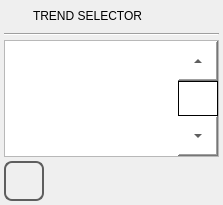
Before: the Qt Designer form qt_library/ATCMsystem/item_selector.ui in MECTsrl/mect_plugins, drawn with Qt 5.
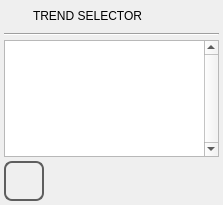
After: the same form once the commit is applied. Icons and pictures are not drawn.

The edit to the form file:
```diff
--- a/qt_library/ATCMsystem/item_selector.ui
+++ b/qt_library/ATCMsystem/item_selector.ui
@@ -33,7 +33,25 @@
 QPushButton
 {
 	font: 20pt &quot;DejaVu Sans Mono&quot;;
-}</string>
+	qproperty-focusPolicy: NoFocus;
+}
+QPushButton#pushButtonBack
+{
+	border-radius: 8px;
+	border: 2px solid  rgb(94, 94, 94);
+	qproperty-iconSize: 24px 24px;
+	qproperty-icon: url(:/libicons/img/Go_back.png);
+}
+QPushButton#pushButtonBack:pressed
+{
+	border: 2px solid  rgb(194, 194, 194);
+	background-color:  rgb(255, 255, 127);
+}
+QPushButton#pushButtonBack:disabled
+{
+	border: 2px solid  rgb(194, 194, 194);
+}
+</string>
   </property>
   <layout class="QVBoxLayout" name="verticalLayout">
    <property name="spacing">
@@ -110,36 +128,7 @@
 {
 	font: 32pt &quot;DejaVu Sans Mono&quot;;
 }
-QScrollBar:vertical
-{
-        border-top: 40px solid #999999;
-        border-bottom: 40px solid #999999;
-        background:white;
-        width:40px;    
-        margin: 0px 0px 0px 0px;
-}
-QScrollBar::handle:vertical 
-{
-        border: 1px solid black;
-	    background: rgb(255, 255, 255);
-        min-height: 10px;
-}
-QScrollBar::add-line:vertical
-{
-        height: 40px;
-	    background: rgb(255, 255, 255);
-        subcontrol-position: bottom;
-        subcontrol-origin: margin;
-	image: url(:/libicons/img/Down.png);
-}
-QScrollBar::sub-line:vertical 
-{
-       height: 40px;
-	    background: rgb(255, 255, 255);
-        subcontrol-position: top;
-	    subcontrol-origin: margin;
-	image: url(:/libicons/img/Up.png);
-}</string>
+</string>
      </property>
      <property name="verticalScrollBarPolicy">
       <enum>Qt::ScrollBarAlwaysOn</enum>
```
Left out of the diff: 19 changed lines with no effect on the pictures.
